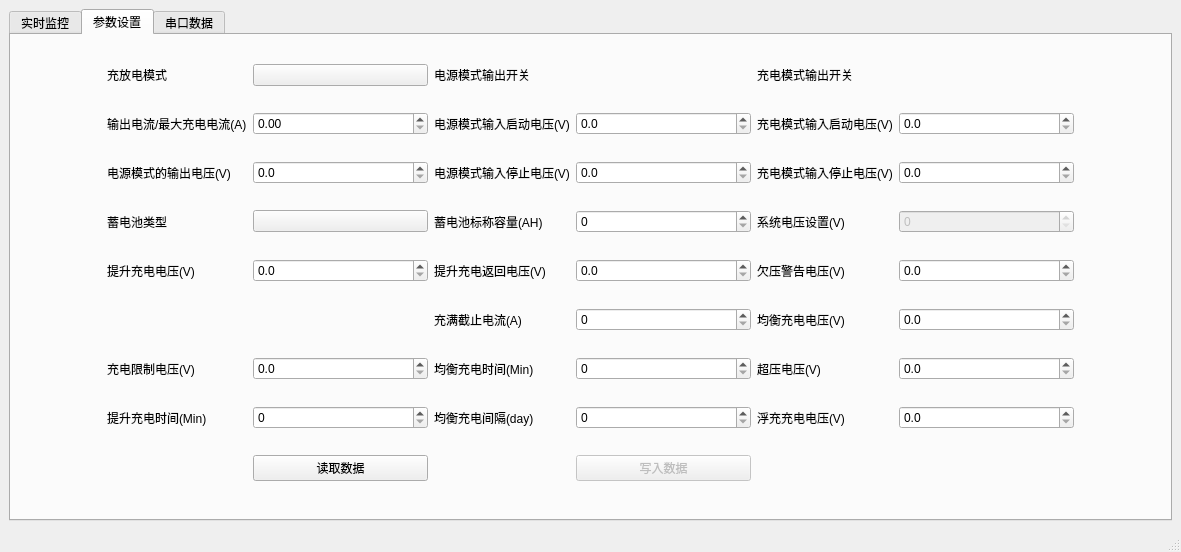
Before: the Qt Designer form ui/dc_layout.ui in xxxy-bit/SRNE_UP, drawn with Qt 5.
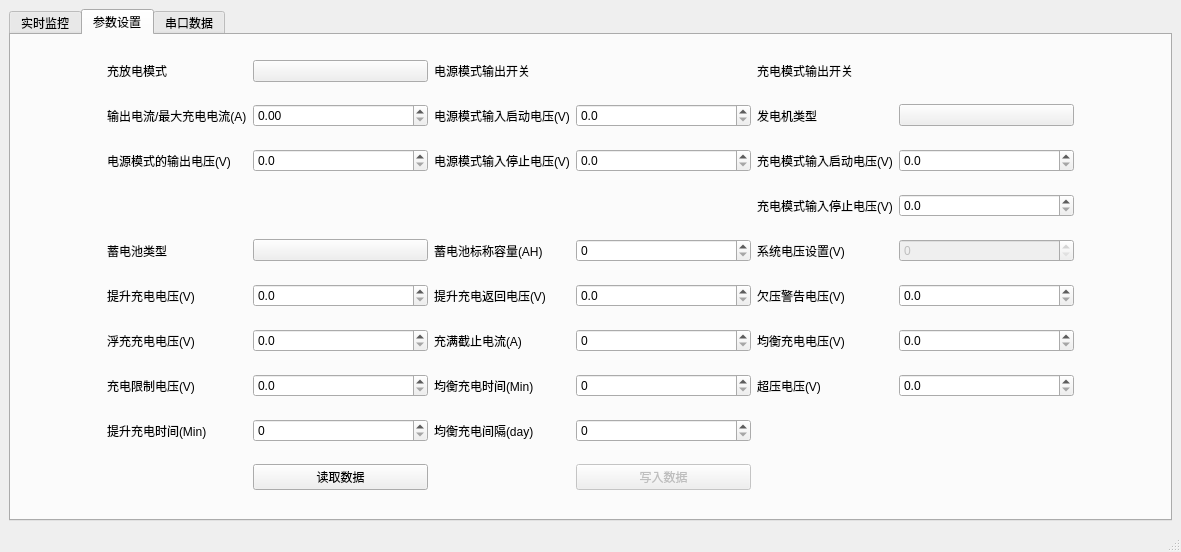
After: the same form once the commit is applied. The open tabs and pages were chosen to show the change. Custom widgets are drawn as their Qt base class.

Commit message: feat: 增加发电机类型

Diff of the .ui file:
```diff
--- a/ui/dc_layout.ui
+++ b/ui/dc_layout.ui
@@ -821,80 +821,95 @@
        <layout class="QHBoxLayout" name="horizontalLayout_8">
         <item>
          <layout class="QGridLayout" name="gridLayout_5" columnstretch="1,1,2,1,2,1,2,1">
-          <item row="2" column="7">
-           <spacer name="horizontalSpacer_2">
-            <property name="orientation">
-             <enum>Qt::Horizontal</enum>
+          <item row="4" column="5">
+           <widget class="QLabel" name="label_41">
+            <property name="text">
+             <string>系统电压设置(V)</string>
             </property>
-            <property name="sizeHint" stdset="0">
-             <size>
-              <width>40</width>
-              <height>20</height>
-             </size>
-            </property>
-           </spacer>
+           </widget>
           </item>
-          <item row="7" column="1">
-           <widget class="QLabel" name="label_51">
+          <item row="6" column="3">
+           <widget class="QLabel" name="label_28">
             <property name="text">
-             <string>提升充电时间(Min)</string>
+             <string>充满截止电流(A)</string>
             </property>
            </widget>
           </item>
-          <item row="8" column="2">
-           <widget class="PushButton" name="dc_read_set">
+          <item row="0" column="1">
+           <widget class="QLabel" name="label_54">
             <property name="text">
-             <string>读取数据</string>
+             <string>充放电模式</string>
+            </property>
+           </widget>
+          </item>
+          <item row="6" column="6">
+           <widget class="DoubleSpinBox" name="dc_set_even_current">
+            <property name="whatsThis">
+             <string>&lt;html&gt;&lt;head/&gt;&lt;body&gt;&lt;p&gt;均衡充电电压(V)&lt;/p&gt;&lt;/body&gt;&lt;/html&gt;</string>
+            </property>
+            <property name="decimals">
+             <number>1</number>
+            </property>
+           </widget>
+          </item>
+          <item row="6" column="4">
+           <widget class="SpinBox" name="dc_StopChgCurrSet">
+            <property name="whatsThis">
+             <string>&lt;html&gt;&lt;head/&gt;&lt;body&gt;&lt;p&gt;充满截止电流(A)&lt;/p&gt;&lt;/body&gt;&lt;/html&gt;</string>
+            </property>
+            <property name="maximum">
+             <number>10</number>
+            </property>
+           </widget>
+          </item>
+          <item row="5" column="2">
+           <widget class="DoubleSpinBox" name="dc_set_promote_current">
+            <property name="whatsThis">
+             <string>&lt;html&gt;&lt;head/&gt;&lt;body&gt;&lt;p&gt;提升充电电压(V)&lt;/p&gt;&lt;/body&gt;&lt;/html&gt;</string>
+            </property>
+            <property name="decimals">
+             <number>1</number>
             </property>
            </widget>
           </item>
           <item row="7" column="4">
-           <widget class="SpinBox" name="dc_BatConstChgGapTime">
+           <widget class="SpinBox" name="dc_BatConstChgTime">
             <property name="whatsThis">
-             <string>&lt;html&gt;&lt;head/&gt;&lt;body&gt;&lt;p&gt;均衡充电间隔(day)&lt;/p&gt;&lt;/body&gt;&lt;/html&gt;</string>
+             <string>&lt;html&gt;&lt;head/&gt;&lt;body&gt;&lt;p&gt;均衡充电时间(Min)&lt;/p&gt;&lt;/body&gt;&lt;/html&gt;</string>
             </property>
             <property name="maximum">
              <number>9999</number>
             </property>
            </widget>
           </item>
-          <item row="8" column="4">
-           <widget class="PushButton" name="dc_write_set">
-            <property name="enabled">
-             <bool>false</bool>
-            </property>
+          <item row="6" column="5">
+           <widget class="QLabel" name="label_45">
             <property name="text">
-             <string>写入数据</string>
+             <string>均衡充电电压(V)</string>
             </property>
            </widget>
           </item>
-          <item row="2" column="0">
-           <spacer name="horizontalSpacer">
-            <property name="orientation">
-             <enum>Qt::Horizontal</enum>
+          <item row="0" column="5">
+           <widget class="QLabel" name="label_59">
+            <property name="text">
+             <string>充电模式输出开关</string>
             </property>
-            <property name="sizeHint" stdset="0">
-             <size>
-              <width>40</width>
-              <height>20</height>
-             </size>
-            </property>
-           </spacer>
+           </widget>
           </item>
           <item row="7" column="3">
-           <widget class="QLabel" name="label_52">
+           <widget class="QLabel" name="label_50">
             <property name="text">
-             <string>均衡充电间隔(day)</string>
+             <string>均衡充电时间(Min)</string>
             </property>
            </widget>
           </item>
           <item row="7" column="2">
-           <widget class="SpinBox" name="dc_BatImprovChgTime">
+           <widget class="DoubleSpinBox" name="dc_set_charge_limit">
             <property name="whatsThis">
-             <string>&lt;html&gt;&lt;head/&gt;&lt;body&gt;&lt;p&gt;提升充电时间(Min)&lt;/p&gt;&lt;/body&gt;&lt;/html&gt;</string>
+             <string>&lt;html&gt;&lt;head/&gt;&lt;body&gt;&lt;p&gt;充电限制电压(V)&lt;/p&gt;&lt;/body&gt;&lt;/html&gt;</string>
             </property>
-            <property name="maximum">
-             <number>9999</number>
+            <property name="decimals">
+             <number>1</number>
             </property>
            </widget>
           </item>
@@ -905,101 +920,17 @@
             </property>
            </widget>
           </item>
-          <item row="0" column="1">
-           <widget class="QLabel" name="label_54">
-            <property name="text">
-             <string>充放电模式</string>
-            </property>
-           </widget>
-          </item>
-          <item row="1" column="1">
-           <widget class="QLabel" name="label_39">
-            <property name="text">
-             <string>输出电流/最大充电电流(A)</string>
-            </property>
-           </widget>
-          </item>
-          <item row="1" column="2">
-           <widget class="DoubleSpinBox" name="dc_charge_elec_set">
-            <property name="whatsThis">
-             <string>&lt;html&gt;&lt;head/&gt;&lt;body&gt;&lt;p&gt;充电电流设置(A)&lt;/p&gt;&lt;/body&gt;&lt;/html&gt;</string>
-            </property>
-            <property name="maximum">
-             <double>9999.000000000000000</double>
-            </property>
-           </widget>
-          </item>
-          <item row="2" column="3">
-           <widget class="QLabel" name="label_58">
-            <property name="text">
-             <string>电源模式输入停止电压(V)</string>
-            </property>
-           </widget>
-          </item>
-          <item row="2" column="4">
-           <widget class="DoubleSpinBox" name="dc_CVModeInLowWorkVolt">
-            <property name="whatsThis">
-             <string>&lt;html&gt;&lt;head/&gt;&lt;body&gt;&lt;p&gt;电源模式低于此电压停冲(V)&lt;/p&gt;&lt;/body&gt;&lt;/html&gt;</string>
-            </property>
-            <property name="decimals">
-             <number>1</number>
-            </property>
-            <property name="maximum">
-             <double>9999.000000000000000</double>
-            </property>
-           </widget>
-          </item>
-          <item row="2" column="6">
-           <widget class="DoubleSpinBox" name="dc_ChgModeInLowWorkVolt">
-            <property name="whatsThis">
-             <string>&lt;html&gt;&lt;head/&gt;&lt;body&gt;&lt;p&gt;充电模式低于此电压停冲(V)&lt;/p&gt;&lt;/body&gt;&lt;/html&gt;</string>
-            </property>
-            <property name="decimals">
-             <number>1</number>
-            </property>
-            <property name="maximum">
-             <double>9999.000000000000000</double>
-            </property>
-           </widget>
-          </item>
           <item row="2" column="5">
-           <widget class="QLabel" name="label_55">
-            <property name="text">
-             <string>充电模式输入停止电压(V)</string>
-            </property>
-           </widget>
-          </item>
-          <item row="1" column="6">
-           <widget class="DoubleSpinBox" name="dc_ChgModeInMaxWorkVolt">
-            <property name="whatsThis">
-             <string>&lt;html&gt;&lt;head/&gt;&lt;body&gt;&lt;p&gt;充电模式高于此电压充电(V)&lt;/p&gt;&lt;/body&gt;&lt;/html&gt;</string>
-            </property>
-            <property name="decimals">
-             <number>1</number>
-            </property>
-            <property name="maximum">
-             <double>9999.000000000000000</double>
-            </property>
-           </widget>
-          </item>
-          <item row="1" column="5">
            <widget class="QLabel" name="label_53">
             <property name="text">
              <string>充电模式输入启动电压(V)</string>
             </property>
            </widget>
           </item>
-          <item row="2" column="1">
-           <widget class="QLabel" name="label_56">
-            <property name="text">
-             <string>电源模式的输出电压(V)</string>
-            </property>
-           </widget>
-          </item>
-          <item row="2" column="2">
-           <widget class="DoubleSpinBox" name="dc_CvModeOutVolt">
+          <item row="2" column="6">
+           <widget class="DoubleSpinBox" name="dc_ChgModeInMaxWorkVolt">
             <property name="whatsThis">
-             <string>&lt;html&gt;&lt;head/&gt;&lt;body&gt;&lt;p&gt;电源模式的输出电压(V)&lt;/p&gt;&lt;/body&gt;&lt;/html&gt;</string>
+             <string>&lt;html&gt;&lt;head/&gt;&lt;body&gt;&lt;p&gt;充电模式高于此电压充电(V)&lt;/p&gt;&lt;/body&gt;&lt;/html&gt;</string>
             </property>
             <property name="decimals">
              <number>1</number>
@@ -1009,35 +940,15 @@
             </property>
            </widget>
           </item>
-          <item row="1" column="3">
-           <widget class="QLabel" name="label_57">
+          <item row="8" column="3">
+           <widget class="QLabel" name="label_52">
             <property name="text">
-             <string>电源模式输入启动电压(V)</string>
+             <string>均衡充电间隔(day)</string>
             </property>
            </widget>
           </item>
-          <item row="1" column="4">
-           <widget class="DoubleSpinBox" name="dc_CvModeInMaxWorkVolt">
-            <property name="whatsThis">
-             <string>&lt;html&gt;&lt;head/&gt;&lt;body&gt;&lt;p&gt;电源模式高于此电压充电(V)&lt;/p&gt;&lt;/body&gt;&lt;/html&gt;</string>
-            </property>
-            <property name="decimals">
-             <number>1</number>
-            </property>
-            <property name="maximum">
-             <double>9999.000000000000000</double>
-            </property>
-           </widget>
-          </item>
-          <item row="0" column="3">
-           <widget class="QLabel" name="label_33">
-            <property name="text">
-             <string>电源模式输出开关</string>
-            </property>
-           </widget>
-          </item>
-          <item row="0" column="4">
-           <widget class="SwitchButton" name="dc_CvModeEn">
+          <item row="0" column="6">
+           <widget class="SwitchButton" name="dc_ChgModeEn">
             <property name="onText">
              <string>开</string>
             </property>
@@ -1046,85 +957,41 @@
             </property>
            </widget>
           </item>
-          <item row="3" column="6">
-           <widget class="SpinBox" name="dc_set_sys_current">
-            <property name="enabled">
-             <bool>false</bool>
-            </property>
-            <property name="whatsThis">
-             <string>&lt;html&gt;&lt;head/&gt;&lt;body&gt;&lt;p&gt;系统电压设置(V)&lt;/p&gt;&lt;/body&gt;&lt;/html&gt;</string>
-            </property>
-            <property name="maximum">
-             <number>255</number>
-            </property>
-           </widget>
-          </item>
-          <item row="3" column="5">
-           <widget class="QLabel" name="label_41">
+          <item row="5" column="5">
+           <widget class="QLabel" name="label_49">
             <property name="text">
-             <string>系统电压设置(V)</string>
+             <string>欠压警告电压(V)</string>
             </property>
            </widget>
           </item>
-          <item row="3" column="4">
-           <widget class="SpinBox" name="dc_set_battery_cap">
-            <property name="whatsThis">
-             <string>&lt;html&gt;&lt;head/&gt;&lt;body&gt;&lt;p&gt;蓄电池标称容量(AH)&lt;/p&gt;&lt;/body&gt;&lt;/html&gt;</string>
-            </property>
-            <property name="maximum">
-             <number>9999</number>
-            </property>
-           </widget>
-          </item>
-          <item row="3" column="3">
-           <widget class="QLabel" name="label_40">
-            <property name="text">
-             <string>蓄电池标称容量(AH)</string>
-            </property>
-           </widget>
-          </item>
-          <item row="3" column="2">
-           <widget class="ComboBox" name="dc_set_battery_type">
-            <property name="whatsThis">
-             <string>&lt;html&gt;&lt;head/&gt;&lt;body&gt;&lt;p&gt;蓄电池类型&lt;/p&gt;&lt;/body&gt;&lt;/html&gt;</string>
-            </property>
-            <property name="text">
-             <string/>
-            </property>
-           </widget>
-          </item>
-          <item row="3" column="1">
-           <widget class="QLabel" name="label_42">
-            <property name="text">
-             <string>蓄电池类型</string>
-            </property>
-           </widget>
-          </item>
-          <item row="4" column="1">
+          <item row="5" column="1">
            <widget class="QLabel" name="label_46">
             <property name="text">
              <string>提升充电电压(V)</string>
             </property>
            </widget>
           </item>
-          <item row="4" column="2">
-           <widget class="DoubleSpinBox" name="dc_set_promote_current">
-            <property name="whatsThis">
-             <string>&lt;html&gt;&lt;head/&gt;&lt;body&gt;&lt;p&gt;提升充电电压(V)&lt;/p&gt;&lt;/body&gt;&lt;/html&gt;</string>
+          <item row="3" column="0">
+           <spacer name="horizontalSpacer">
+            <property name="orientation">
+             <enum>Qt::Horizontal</enum>
             </property>
-            <property name="decimals">
-             <number>1</number>
+            <property name="sizeHint" stdset="0">
+             <size>
+              <width>40</width>
+              <height>20</height>
+             </size>
             </property>
-           </widget>
+           </spacer>
           </item>
-          <item row="4" column="3">
+          <item row="5" column="3">
            <widget class="QLabel" name="label_48">
             <property name="text">
              <string>提升充电返回电压(V)</string>
             </property>
            </widget>
           </item>
-          <item row="4" column="4">
+          <item row="5" column="4">
            <widget class="DoubleSpinBox" name="dc_set_promote_current_retrun">
             <property name="whatsThis">
              <string>&lt;html&gt;&lt;head/&gt;&lt;body&gt;&lt;p&gt;提升充电返回电压(V)&lt;/p&gt;&lt;/body&gt;&lt;/html&gt;</string>
@@ -1134,65 +1001,283 @@
             </property>
            </widget>
           </item>
-          <item row="6" column="1">
+          <item row="8" column="2">
+           <widget class="SpinBox" name="dc_BatImprovChgTime">
+            <property name="whatsThis">
+             <string>&lt;html&gt;&lt;head/&gt;&lt;body&gt;&lt;p&gt;提升充电时间(Min)&lt;/p&gt;&lt;/body&gt;&lt;/html&gt;</string>
+            </property>
+            <property name="maximum">
+             <number>9999</number>
+            </property>
+           </widget>
+          </item>
+          <item row="8" column="4">
+           <widget class="SpinBox" name="dc_BatConstChgGapTime">
+            <property name="whatsThis">
+             <string>&lt;html&gt;&lt;head/&gt;&lt;body&gt;&lt;p&gt;均衡充电间隔(day)&lt;/p&gt;&lt;/body&gt;&lt;/html&gt;</string>
+            </property>
+            <property name="maximum">
+             <number>9999</number>
+            </property>
+           </widget>
+          </item>
+          <item row="4" column="2">
+           <widget class="ComboBox" name="dc_set_battery_type">
+            <property name="whatsThis">
+             <string>&lt;html&gt;&lt;head/&gt;&lt;body&gt;&lt;p&gt;蓄电池类型&lt;/p&gt;&lt;/body&gt;&lt;/html&gt;</string>
+            </property>
+            <property name="text">
+             <string/>
+            </property>
+           </widget>
+          </item>
+          <item row="9" column="2">
+           <widget class="PushButton" name="dc_read_set">
+            <property name="text">
+             <string>读取数据</string>
+            </property>
+           </widget>
+          </item>
+          <item row="4" column="1">
+           <widget class="QLabel" name="label_42">
+            <property name="text">
+             <string>蓄电池类型</string>
+            </property>
+           </widget>
+          </item>
+          <item row="5" column="6">
+           <widget class="DoubleSpinBox" name="dc_BatUnderVolt">
+            <property name="whatsThis">
+             <string>&lt;html&gt;&lt;head/&gt;&lt;body&gt;&lt;p&gt;欠压警告电压(V)&lt;/p&gt;&lt;/body&gt;&lt;/html&gt;</string>
+            </property>
+            <property name="decimals">
+             <number>1</number>
+            </property>
+           </widget>
+          </item>
+          <item row="3" column="5">
+           <widget class="QLabel" name="label_55">
+            <property name="text">
+             <string>充电模式输入停止电压(V)</string>
+            </property>
+           </widget>
+          </item>
+          <item row="7" column="1">
            <widget class="QLabel" name="label_44">
             <property name="text">
              <string>充电限制电压(V)</string>
             </property>
            </widget>
           </item>
-          <item row="6" column="2">
-           <widget class="DoubleSpinBox" name="dc_set_charge_limit">
+          <item row="4" column="4">
+           <widget class="SpinBox" name="dc_set_battery_cap">
             <property name="whatsThis">
-             <string>&lt;html&gt;&lt;head/&gt;&lt;body&gt;&lt;p&gt;充电限制电压(V)&lt;/p&gt;&lt;/body&gt;&lt;/html&gt;</string>
+             <string>&lt;html&gt;&lt;head/&gt;&lt;body&gt;&lt;p&gt;蓄电池标称容量(AH)&lt;/p&gt;&lt;/body&gt;&lt;/html&gt;</string>
             </property>
-            <property name="decimals">
-             <number>1</number>
-            </property>
-           </widget>
-          </item>
-          <item row="4" column="5">
-           <widget class="QLabel" name="label_49">
-            <property name="text">
-             <string>欠压警告电压(V)</string>
+            <property name="maximum">
+             <number>9999</number>
             </property>
            </widget>
           </item>
           <item row="4" column="6">
-           <widget class="DoubleSpinBox" name="dc_BatUnderVolt">
-            <property name="whatsThis">
-             <string>&lt;html&gt;&lt;head/&gt;&lt;body&gt;&lt;p&gt;欠压警告电压(V)&lt;/p&gt;&lt;/body&gt;&lt;/html&gt;</string>
+           <widget class="SpinBox" name="dc_set_sys_current">
+            <property name="enabled">
+             <bool>false</bool>
             </property>
-            <property name="decimals">
-             <number>1</number>
-            </property>
-           </widget>
-          </item>
-          <item row="6" column="3">
-           <widget class="QLabel" name="label_50">
-            <property name="text">
-             <string>均衡充电时间(Min)</string>
-            </property>
-           </widget>
-          </item>
-          <item row="6" column="4">
-           <widget class="SpinBox" name="dc_BatConstChgTime">
             <property name="whatsThis">
-             <string>&lt;html&gt;&lt;head/&gt;&lt;body&gt;&lt;p&gt;均衡充电时间(Min)&lt;/p&gt;&lt;/body&gt;&lt;/html&gt;</string>
+             <string>&lt;html&gt;&lt;head/&gt;&lt;body&gt;&lt;p&gt;系统电压设置(V)&lt;/p&gt;&lt;/body&gt;&lt;/html&gt;</string>
             </property>
             <property name="maximum">
-             <number>9999</number>
+             <number>255</number>
+            </property>
+           </widget>
+          </item>
+          <item row="3" column="7">
+           <spacer name="horizontalSpacer_2">
+            <property name="orientation">
+             <enum>Qt::Horizontal</enum>
+            </property>
+            <property name="sizeHint" stdset="0">
+             <size>
+              <width>40</width>
+              <height>20</height>
+             </size>
+            </property>
+           </spacer>
+          </item>
+          <item row="0" column="3">
+           <widget class="QLabel" name="label_33">
+            <property name="text">
+             <string>电源模式输出开关</string>
             </property>
            </widget>
           </item>
           <item row="7" column="5">
+           <widget class="QLabel" name="label_43">
+            <property name="text">
+             <string>超压电压(V)</string>
+            </property>
+           </widget>
+          </item>
+          <item row="3" column="6">
+           <widget class="DoubleSpinBox" name="dc_ChgModeInLowWorkVolt">
+            <property name="whatsThis">
+             <string>&lt;html&gt;&lt;head/&gt;&lt;body&gt;&lt;p&gt;充电模式低于此电压停冲(V)&lt;/p&gt;&lt;/body&gt;&lt;/html&gt;</string>
+            </property>
+            <property name="decimals">
+             <number>1</number>
+            </property>
+            <property name="maximum">
+             <double>9999.000000000000000</double>
+            </property>
+           </widget>
+          </item>
+          <item row="0" column="4">
+           <widget class="SwitchButton" name="dc_CvModeEn">
+            <property name="onText">
+             <string>开</string>
+            </property>
+            <property name="offText">
+             <string>关</string>
+            </property>
+           </widget>
+          </item>
+          <item row="9" column="4">
+           <widget class="PushButton" name="dc_write_set">
+            <property name="enabled">
+             <bool>false</bool>
+            </property>
+            <property name="text">
+             <string>写入数据</string>
+            </property>
+           </widget>
+          </item>
+          <item row="7" column="6">
+           <widget class="DoubleSpinBox" name="dc_set_battery_overpressure">
+            <property name="whatsThis">
+             <string>&lt;html&gt;&lt;head/&gt;&lt;body&gt;&lt;p&gt;超压电压(V)&lt;/p&gt;&lt;/body&gt;&lt;/html&gt;</string>
+            </property>
+            <property name="decimals">
+             <number>1</number>
+            </property>
+            <property name="maximum">
+             <double>9999.000000000000000</double>
+            </property>
+           </widget>
+          </item>
+          <item row="8" column="1">
+           <widget class="QLabel" name="label_51">
+            <property name="text">
+             <string>提升充电时间(Min)</string>
+            </property>
+           </widget>
+          </item>
+          <item row="4" column="3">
+           <widget class="QLabel" name="label_40">
+            <property name="text">
+             <string>蓄电池标称容量(AH)</string>
+            </property>
+           </widget>
+          </item>
+          <item row="1" column="6">
+           <widget class="ComboBox" name="dc_generator_type">
+            <property name="whatsThis">
+             <string>&lt;html&gt;&lt;head/&gt;&lt;body&gt;&lt;p&gt;发电机类型&lt;/p&gt;&lt;/body&gt;&lt;/html&gt;</string>
+            </property>
+           </widget>
+          </item>
+          <item row="1" column="5">
+           <widget class="QLabel" name="label_27">
+            <property name="text">
+             <string>发电机类型</string>
+            </property>
+           </widget>
+          </item>
+          <item row="1" column="4">
+           <widget class="DoubleSpinBox" name="dc_CvModeInMaxWorkVolt">
+            <property name="whatsThis">
+             <string>&lt;html&gt;&lt;head/&gt;&lt;body&gt;&lt;p&gt;电源模式高于此电压充电(V)&lt;/p&gt;&lt;/body&gt;&lt;/html&gt;</string>
+            </property>
+            <property name="decimals">
+             <number>1</number>
+            </property>
+            <property name="maximum">
+             <double>9999.000000000000000</double>
+            </property>
+           </widget>
+          </item>
+          <item row="1" column="3">
+           <widget class="QLabel" name="label_57">
+            <property name="text">
+             <string>电源模式输入启动电压(V)</string>
+            </property>
+           </widget>
+          </item>
+          <item row="2" column="4">
+           <widget class="DoubleSpinBox" name="dc_CVModeInLowWorkVolt">
+            <property name="whatsThis">
+             <string>&lt;html&gt;&lt;head/&gt;&lt;body&gt;&lt;p&gt;电源模式低于此电压停冲(V)&lt;/p&gt;&lt;/body&gt;&lt;/html&gt;</string>
+            </property>
+            <property name="decimals">
+             <number>1</number>
+            </property>
+            <property name="maximum">
+             <double>9999.000000000000000</double>
+            </property>
+           </widget>
+          </item>
+          <item row="2" column="3">
+           <widget class="QLabel" name="label_58">
+            <property name="text">
+             <string>电源模式输入停止电压(V)</string>
+            </property>
+           </widget>
+          </item>
+          <item row="1" column="2">
+           <widget class="DoubleSpinBox" name="dc_charge_elec_set">
+            <property name="whatsThis">
+             <string>&lt;html&gt;&lt;head/&gt;&lt;body&gt;&lt;p&gt;充电电流设置(A)&lt;/p&gt;&lt;/body&gt;&lt;/html&gt;</string>
+            </property>
+            <property name="maximum">
+             <double>9999.000000000000000</double>
+            </property>
+           </widget>
+          </item>
+          <item row="1" column="1">
+           <widget class="QLabel" name="label_39">
+            <property name="text">
+             <string>输出电流/最大充电电流(A)</string>
+            </property>
+           </widget>
+          </item>
+          <item row="2" column="2">
+           <widget class="DoubleSpinBox" name="dc_CvModeOutVolt">
+            <property name="whatsThis">
+             <string>&lt;html&gt;&lt;head/&gt;&lt;body&gt;&lt;p&gt;电源模式的输出电压(V)&lt;/p&gt;&lt;/body&gt;&lt;/html&gt;</string>
+            </property>
+            <property name="decimals">
+             <number>1</number>
+            </property>
+            <property name="maximum">
+             <double>9999.000000000000000</double>
+            </property>
+           </widget>
+          </item>
+          <item row="2" column="1">
+           <widget class="QLabel" name="label_56">
+            <property name="text">
+             <string>电源模式的输出电压(V)</string>
+            </property>
+           </widget>
+          </item>
+          <item row="6" column="1">
            <widget class="QLabel" name="label_47">
             <property name="text">
              <string>浮充充电电压(V)</string>
             </property>
            </widget>
           </item>
-          <item row="7" column="6">
+          <item row="6" column="2">
            <widget class="DoubleSpinBox" name="dc_set_float_current">
             <property name="whatsThis">
              <string>&lt;html&gt;&lt;head/&gt;&lt;body&gt;&lt;p&gt;浮充充电电压(V)&lt;/p&gt;&lt;/body&gt;&lt;/html&gt;</string>
@@ -1202,77 +1287,6 @@
             </property>
            </widget>
           </item>
-          <item row="6" column="6">
-           <widget class="DoubleSpinBox" name="dc_set_battery_overpressure">
-            <property name="whatsThis">
-             <string>&lt;html&gt;&lt;head/&gt;&lt;body&gt;&lt;p&gt;超压电压(V)&lt;/p&gt;&lt;/body&gt;&lt;/html&gt;</string>
-            </property>
-            <property name="decimals">
-             <number>1</number>
-            </property>
-            <property name="maximum">
-             <double>9999.000000000000000</double>
-            </property>
-           </widget>
-          </item>
-          <item row="6" column="5">
-           <widget class="QLabel" name="label_43">
-            <property name="text">
-             <string>超压电压(V)</string>
-            </property>
-           </widget>
-          </item>
-          <item row="5" column="6">
-           <widget class="DoubleSpinBox" name="dc_set_even_current">
-            <property name="whatsThis">
-             <string>&lt;html&gt;&lt;head/&gt;&lt;body&gt;&lt;p&gt;均衡充电电压(V)&lt;/p&gt;&lt;/body&gt;&lt;/html&gt;</string>
-            </property>
-            <property name="decimals">
-             <number>1</number>
-            </property>
-           </widget>
-          </item>
-          <item row="5" column="5">
-           <widget class="QLabel" name="label_45">
-            <property name="text">
-             <string>均衡充电电压(V)</string>
-            </property>
-           </widget>
-          </item>
-          <item row="5" column="3">
-           <widget class="QLabel" name="label_28">
-            <property name="text">
-             <string>充满截止电流(A)</string>
-            </property>
-           </widget>
-          </item>
-          <item row="5" column="4">
-           <widget class="SpinBox" name="dc_StopChgCurrSet">
-            <property name="whatsThis">
-             <string>&lt;html&gt;&lt;head/&gt;&lt;body&gt;&lt;p&gt;充满截止电流(A)&lt;/p&gt;&lt;/body&gt;&lt;/html&gt;</string>
-            </property>
-            <property name="maximum">
-             <number>10</number>
-            </property>
-           </widget>
-          </item>
-          <item row="0" column="5">
-           <widget class="QLabel" name="label_59">
-            <property name="text">
-             <string>充电模式输出开关</string>
-            </property>
-           </widget>
-          </item>
-          <item row="0" column="6">
-           <widget class="SwitchButton" name="dc_ChgModeEn">
-            <property name="onText">
-             <string>开</string>
-            </property>
-            <property name="offText">
-             <string>关</string>
-            </property>
-           </widget>
-          </item>
          </layout>
         </item>
        </layout>
```
The commit also changes 9 other files.
